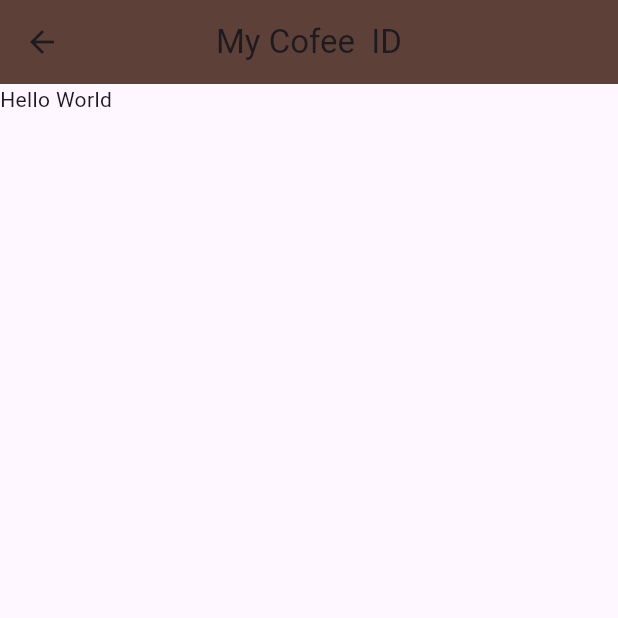
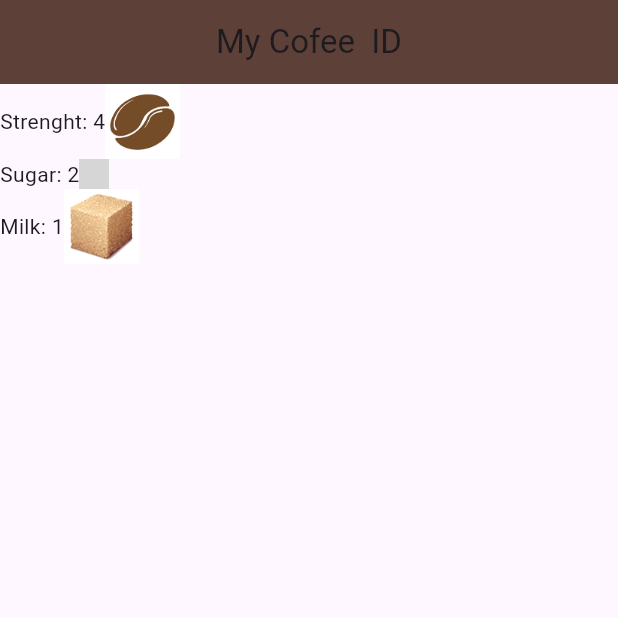
Before and after one commit to Kiash254/Flutter-crash, a Flutter app: the Home screen opened directly, on a phone screen of 412 x 824 dp, the top half of it. Run offline on Flutter 3.47's test engine with Material 3 defaults, Android fonts, the phone set to English and light mode, and no system bars; grey boxes are pictures that could not be loaded.

Commit message:
added images

```diff
--- /dev/null
+++ b/lib/coffe_prefs.dart
@@ -0,0 +1,39 @@
+
+
+import 'package:flutter/material.dart';
+
+class CoffePrefs extends StatelessWidget {
+  const CoffePrefs({super.key});
+
+  @override
+  Widget build(BuildContext context) {
+    return Column(
+      children: [
+        Row(
+          children: [
+            Text('Strenght: '),
+            Text('4'),
+            Image.asset('assets/img/coffee_bean.png', width: 50,),
+            SizedBox(width: 50,)
+          ],
+        ),
+        Row(
+          children: [
+            Text('Sugar: '),
+            Text('2'),
+            Image.asset('assets/img/coffee_bg.jpg', width: 20,),
+            SizedBox(width: 50,)
+          ],
+        ),
+        Row(
+          children: [
+            Text('Milk: '),
+            Text('1'),
+            Image.asset('assets/img/sugar_cube.png', width: 50,),
+            SizedBox(width: 50,)
+          ],
+        ),
+      ],
+    );
+  }
+}
--- a/lib/home.dart
+++ b/lib/home.dart
@@ -1,3 +1,4 @@
+import 'package:coffee_card/coffe_prefs.dart';
 import 'package:flutter/material.dart';
 
 class Home extends StatelessWidget {
@@ -12,7 +13,7 @@ class Home extends StatelessWidget {
         centerTitle: true,
 
       ),
-      body:Text('Hello World'),
+      body:CoffePrefs(),
     );
   }
 }
--- a/lib/main.dart
+++ b/lib/main.dart
@@ -4,7 +4,7 @@ import 'package:flutter/material.dart';
 
 void main() {
   runApp(MaterialApp(
-    home:Sandbox()
+    home:Home()
   ));
 }
 
```
Also changed, not shown: pubspec.yaml (+4 -3 lines), assets/img/coffee_bean.png (added), assets/img/sugar_cube.png (added), 1 other file.
